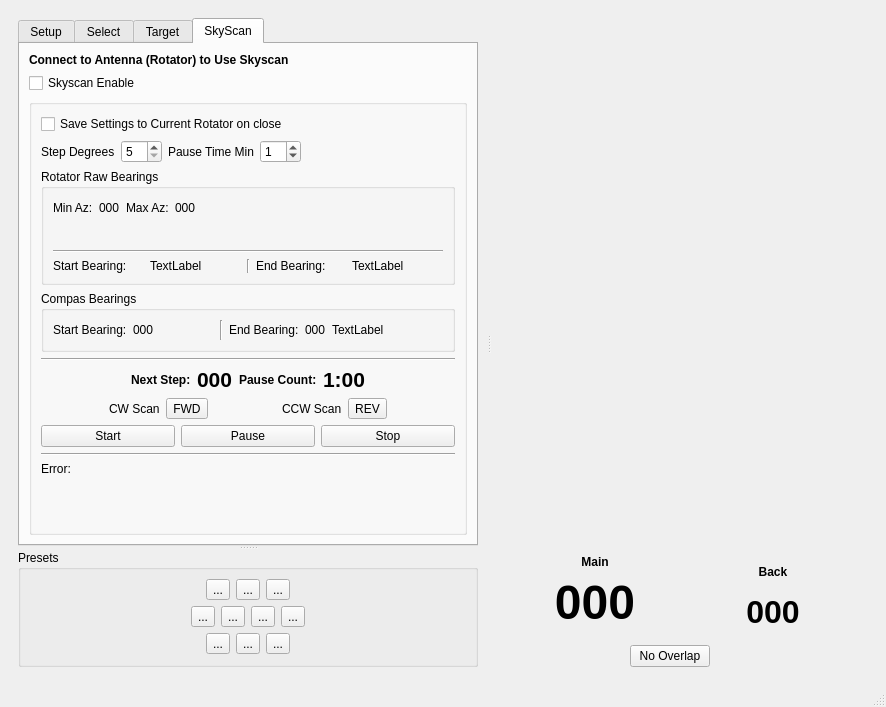
The window that mqt/MqtRotator/rotatormainwindow.ui (Rsclub22/Minos2-Mirror) describes before a commit, drawn with Qt 5.
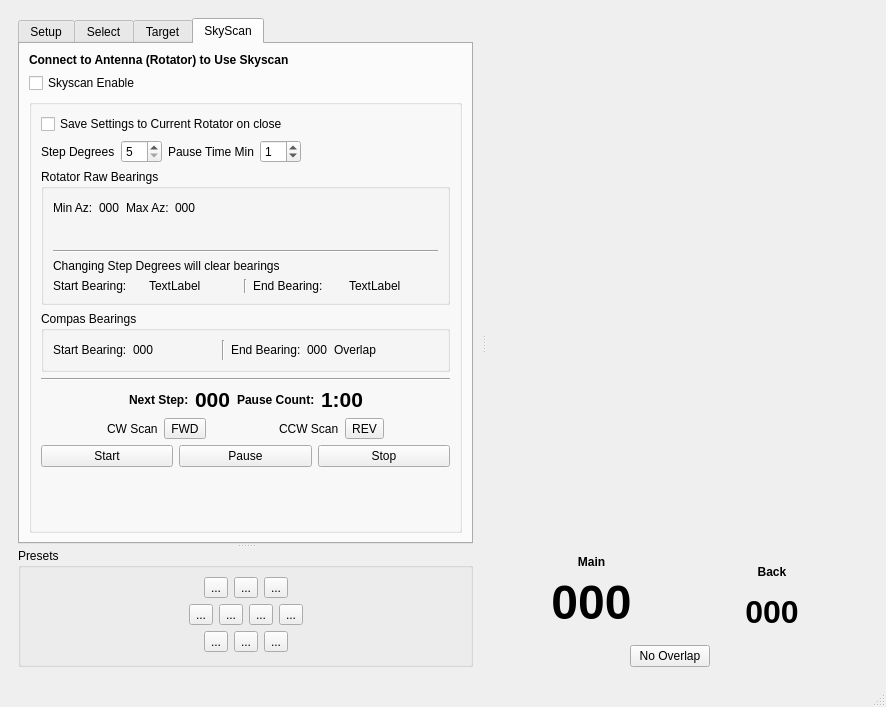
The same window after the commit. Custom widgets are drawn as their Qt base class.

Commit message: fixes to allow beta test version of standalone skyscan

The edit to the form file:
```diff
--- a/mqt/MqtRotator/rotatormainwindow.ui
+++ b/mqt/MqtRotator/rotatormainwindow.ui
@@ -594,6 +594,13 @@
                        </property>
                       </widget>
                      </item>
+                     <item>
+                      <widget class="QLabel" name="label_5">
+                       <property name="text">
+                        <string>Changing Step Degrees will clear bearings</string>
+                       </property>
+                      </widget>
+                     </item>
                      <item>
                       <layout class="QHBoxLayout" name="horizontalLayout_18">
                        <item>
@@ -697,7 +704,7 @@
                          <item>
                           <widget class="QLabel" name="skyScanOverlapDisplay">
                            <property name="text">
-                            <string>TextLabel</string>
+                            <string>Overlap</string>
                            </property>
                           </widget>
                          </item>
@@ -910,29 +917,7 @@
                      </layout>
                     </item>
                     <item>
-                     <widget class="Line" name="line">
-                      <property name="orientation">
-                       <enum>Qt::Horizontal</enum>
-                      </property>
-                     </widget>
-                    </item>
-                    <item>
-                     <layout class="QHBoxLayout" name="horizontalLayout_19">
-                      <item>
-                       <widget class="QLabel" name="skyScanErrorLbl">
-                        <property name="text">
-                         <string>Error:</string>
-                        </property>
-                       </widget>
-                      </item>
-                      <item>
-                       <widget class="QLabel" name="skyScanErrorMsg">
-                        <property name="text">
-                         <string/>
-                        </property>
-                       </widget>
-                      </item>
-                     </layout>
+                     <layout class="QHBoxLayout" name="horizontalLayout_19"/>
                     </item>
                    </layout>
                   </item>
```
The commit also changes 2 other files.
